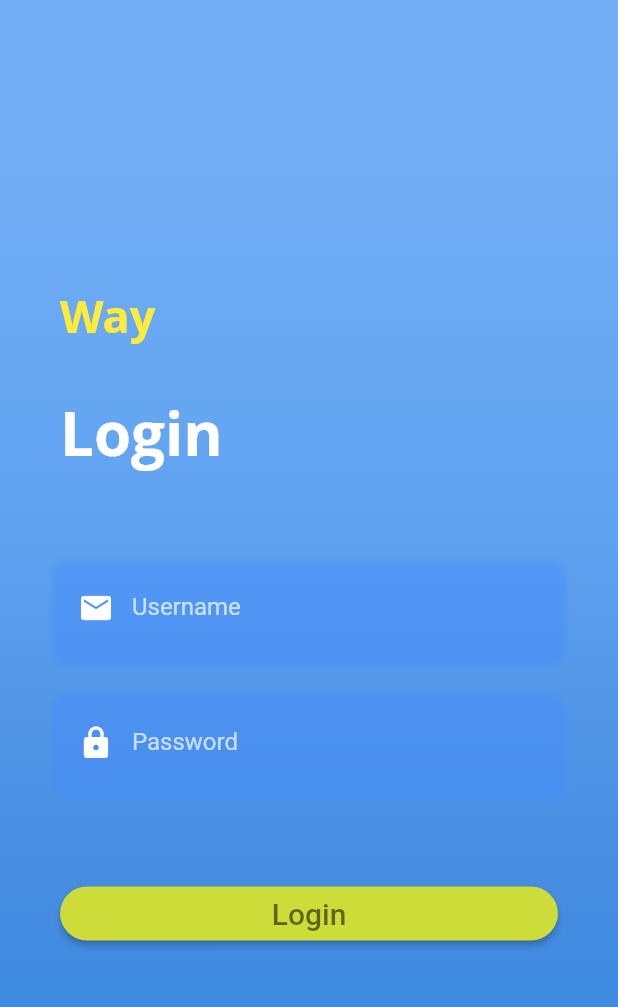
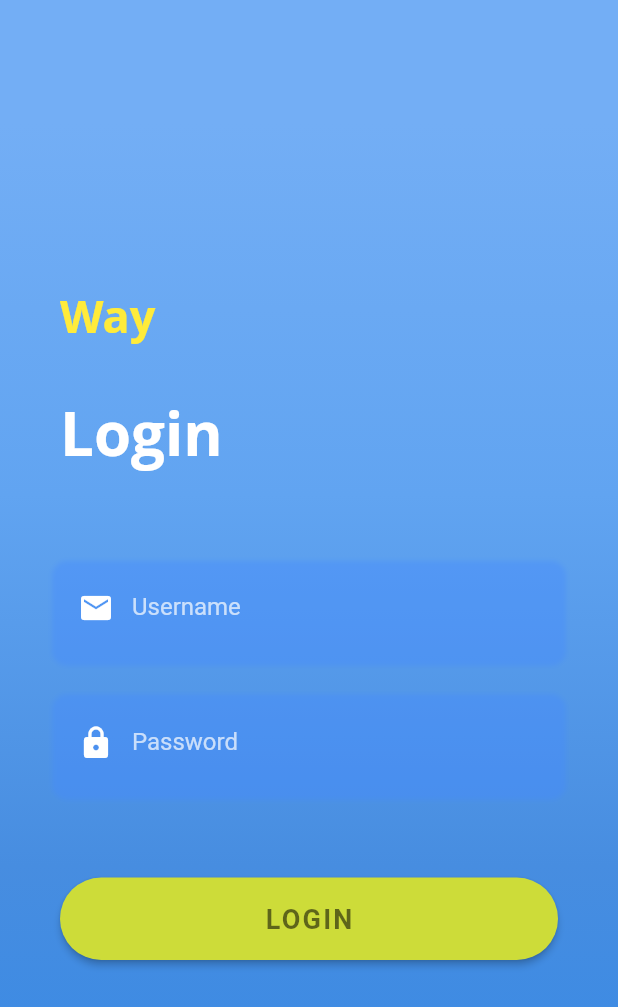
Before and after one commit to princebobby16/way-app, a Flutter app: the Login screen opened by its route, on a phone screen of 412 x 824 dp. Shown: the top 1007 px of the screen. Run offline on Flutter 3.47's test engine with Material 2 defaults, Android fonts, the phone set to English and light mode, and no system bars; our stand-ins replace floating_bottom_navigation_bar, google_maps_flutter, location; Roboto replaces fonts that are missing (Open Sans).

Commit message:
increase login button size

```diff
--- a/lib/src/screens/login.dart
+++ b/lib/src/screens/login.dart
@@ -128,9 +128,10 @@ class Login extends StatelessWidget {
                         style: ButtonStyle(
                             foregroundColor: MaterialStateProperty.all<Color>(Colors.white),
                             backgroundColor: MaterialStateProperty.all<Color>(Colors.lime),
+                            padding: MaterialStateProperty.all(EdgeInsets.symmetric(vertical: 17.0)),
                             shape: MaterialStateProperty.all<RoundedRectangleBorder>(
                                 RoundedRectangleBorder(
-                                    borderRadius: BorderRadius.all(Radius.circular(20.0)),
+                                    borderRadius: BorderRadius.all(Radius.circular(40.0)),
                                 )
                             )
                         ),
@@ -138,7 +139,9 @@ class Login extends StatelessWidget {
                           Navigator.pushNamed(context, '/home');
                         },
                       child: Center(
-                        child: Text('Login', style: TextStyle(fontSize: 20.0, color: Colors.black54),),
+                        child: Text('LOGIN',
+                            style: TextStyle(fontSize: 18.0, fontWeight: FontWeight.bold, color: Colors.black54, letterSpacing: 1.5)
+                        ),
                       ),
                       )
                     ],
```
